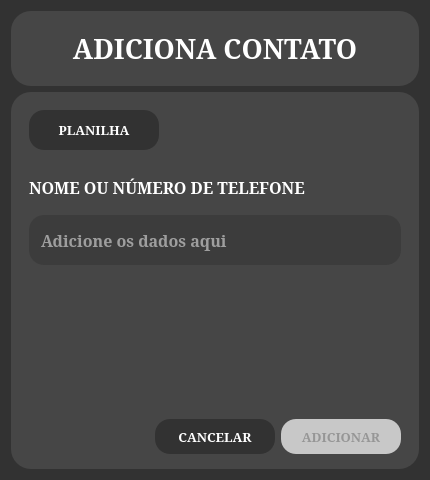
Old version of the form frontend/ui/contatos/adiciona_contatos/adiciona_contatos.ui in the repository GHRodriguess/WAPI.
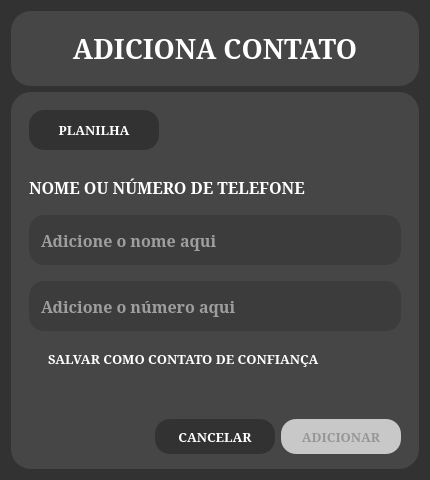
New version of the form. Icons and pictures are not drawn.

Commit message: mudando o database, adicionando nome, número e contato de confiança, adicionando a função de enviar um número desconhecido para um numero de confiança

The edit to the form file:
```diff
--- a/frontend/ui/contatos/adiciona_contatos/adiciona_contatos.ui
+++ b/frontend/ui/contatos/adiciona_contatos/adiciona_contatos.ui
@@ -291,7 +291,85 @@
 padding: 10px</string>
            </property>
            <property name="placeholderText">
-            <string>Adicione os dados aqui</string>
+            <string>Adicione o nome aqui</string>
+           </property>
+          </widget>
+         </item>
+         <item>
+          <spacer name="verticalSpacer_4">
+           <property name="orientation">
+            <enum>Qt::Vertical</enum>
+           </property>
+           <property name="sizeType">
+            <enum>QSizePolicy::Fixed</enum>
+           </property>
+           <property name="sizeHint" stdset="0">
+            <size>
+             <width>20</width>
+             <height>10</height>
+            </size>
+           </property>
+          </spacer>
+         </item>
+         <item>
+          <widget class="QLineEdit" name="numero_contato">
+           <property name="minimumSize">
+            <size>
+             <width>0</width>
+             <height>50</height>
+            </size>
+           </property>
+           <property name="font">
+            <font>
+             <family>Garamond</family>
+             <pointsize>12</pointsize>
+             <bold>true</bold>
+            </font>
+           </property>
+           <property name="styleSheet">
+            <string notr="true">background-color: rgb(60,60,60);
+color: rgb(255,255,255);
+border-radius: 15px;
+padding: 10px</string>
+           </property>
+           <property name="placeholderText">
+            <string>Adicione o número aqui</string>
+           </property>
+          </widget>
+         </item>
+         <item>
+          <spacer name="verticalSpacer_5">
+           <property name="orientation">
+            <enum>Qt::Vertical</enum>
+           </property>
+           <property name="sizeType">
+            <enum>QSizePolicy::Fixed</enum>
+           </property>
+           <property name="sizeHint" stdset="0">
+            <size>
+             <width>20</width>
+             <height>10</height>
+            </size>
+           </property>
+          </spacer>
+         </item>
+         <item>
+          <widget class="QCheckBox" name="contato_confianca">
+           <property name="font">
+            <font>
+             <family>Garamond</family>
+             <pointsize>10</pointsize>
+             <bold>true</bold>
+            </font>
+           </property>
+           <property name="styleSheet">
+            <string notr="true">QCheckBox{
+color: rgb(255,255,255);
+background-color: transparent
+}</string>
+           </property>
+           <property name="text">
+            <string>SALVAR COMO CONTATO DE CONFIANÇA</string>
            </property>
           </widget>
          </item>
```
Left out of the diff: 2 changed lines with no effect on the pictures. The commit also changes 8 other files.
